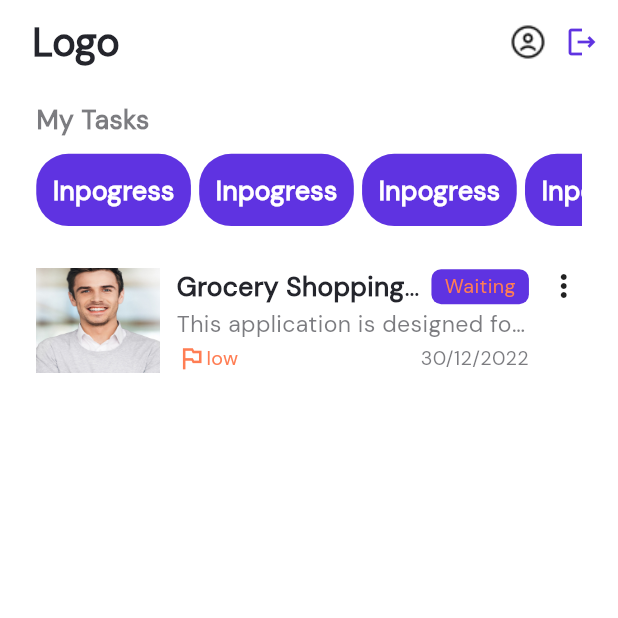
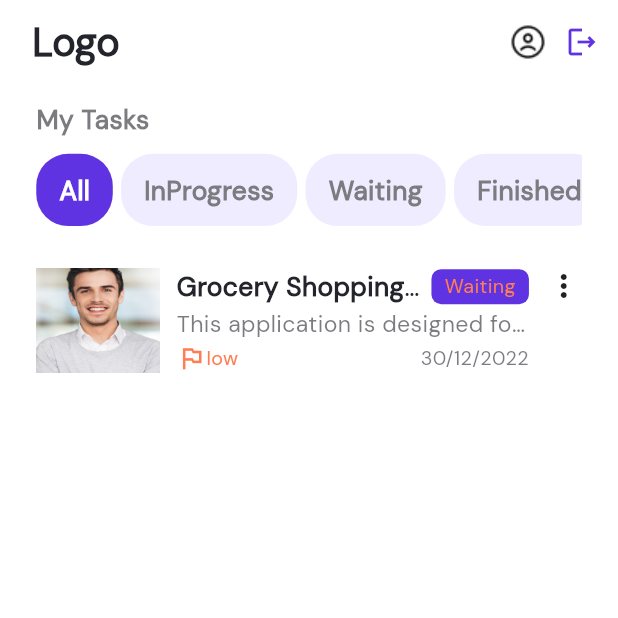
Before and after one commit to abdo2121nasser/todo_list_app, a Flutter app: the HomeScreen screen opened directly, on a phone screen of 412 x 824 dp, the top half of it. Run offline on Flutter 3.47's test engine with Material 3 defaults, Android fonts, the phone set to English and light mode, and no system bars; our stand-ins replace bloc, device_preview, dio, flutter_bloc, flutter_screenutil, flutter_secure_storage and 5 more; accounts and stored records are empty; generated files the repository leaves out were written again.

Commit message:
finish logic of change category

```diff
--- /dev/null
+++ b/lib/cubits/home_cubit/home_cubit.dart
@@ -0,0 +1,31 @@
+import 'package:bloc/bloc.dart';
+import 'package:flutter_bloc/flutter_bloc.dart';
+import 'package:meta/meta.dart';
+import 'package:todo_list_app/recourses/manager_files/string_manager.dart';
+
+part 'home_state.dart';
+
+class HomeCubit extends Cubit<HomeState> {
+  HomeCubit() : super(HomeInitial());
+  static HomeCubit get(context) => BlocProvider.of(context);
+
+  int currentCategory=0;
+ final List<String> categories=[
+   StringManager.ui.kAllWord,
+   StringManager.ui.kInProgressWord,
+   StringManager.ui.kWaitingWord,
+   StringManager.ui.kFinishedWord,
+ ];
+
+ changeCurrentCategory({required int index}){
+   currentCategory=index;
+   emit(ChangeCurrentCategory());
+ }
+
+
+
+
+
+
+
+}
--- /dev/null
+++ b/lib/cubits/home_cubit/home_state.dart
@@ -0,0 +1,7 @@
+part of 'home_cubit.dart';
+
+@immutable
+abstract class HomeState {}
+
+class HomeInitial extends HomeState {}
+class ChangeCurrentCategory extends HomeState {}
--- a/lib/recourses/blocks/home_screen_block/category_list_block.dart
+++ b/lib/recourses/blocks/home_screen_block/category_list_block.dart
@@ -3,7 +3,11 @@ import 'package:todo_list_app/recourses/blocks/home_screen_block/widgets/categor
 import 'package:todo_list_app/recourses/manager_files/values_manager.dart';
 
 class CategoryListBlock extends StatelessWidget {
-  const CategoryListBlock({super.key});
+  final List<String> titles;
+  final int selectedIndex;
+ final Function(int) changeCategoryFunction;
+  const CategoryListBlock({super.key,required this.titles,required this.selectedIndex,required
+  this.changeCategoryFunction});
 
   @override
   Widget build(BuildContext context) {
@@ -13,7 +17,14 @@ class CategoryListBlock extends StatelessWidget {
         padding: EdgeInsets.symmetric(vertical: AppVerticalSize.s10),
         scrollDirection: Axis.horizontal,
         itemBuilder: (context, index) =>
-            const CategoryWidget(), // Use CategoryWidget here
+             InkWell(
+               onTap: (){
+                 changeCategoryFunction(index);
+               },
+               child: CategoryWidget(title: titles[index],
+               isSelected: selectedIndex==index,
+               ),
+             ), // Use CategoryWidget here
         separatorBuilder: (context, index) =>
             SizedBox(width: AppHorizontalSize.s5),
         itemCount: 4, // Adjust the itemCount if needed
--- a/lib/recourses/blocks/home_screen_block/home_screen_body.dart
+++ b/lib/recourses/blocks/home_screen_block/home_screen_body.dart
@@ -1,4 +1,7 @@
 import 'package:flutter/material.dart';
+import 'package:flutter_bloc/flutter_bloc.dart';
+import 'package:todo_list_app/cubits/home_cubit/home_cubit.dart';
+import 'package:todo_list_app/cubits/home_cubit/home_cubit.dart';
 import 'package:todo_list_app/recourses/blocks/home_screen_block/todo_item_block.dart';
 import 'package:todo_list_app/recourses/blocks/home_screen_block/widgets/category_widget.dart';
 import 'package:todo_list_app/recourses/blocks/home_screen_block/widgets/title_widget.dart';
@@ -15,7 +18,19 @@ class HomeScreenBodyBlock extends StatelessWidget {
       children: [
         SizedBox(height: AppVerticalSize.s10),
         const TitleWidget(),
-        const CategoryListBlock(),
+        BlocConsumer<HomeCubit, HomeState>(
+          listener: (context, state) {
+          },
+          builder: (context, state) {
+            var homCubit=HomeCubit.get(context);
+            return CategoryListBlock(
+              titles: homCubit.categories,selectedIndex: homCubit.currentCategory,
+            changeCategoryFunction: (index){
+                homCubit.changeCurrentCategory(index: index);
+            },
+            );
+          },
+        ),
         SizedBox(
           height: AppVerticalSize.s16,
         ),
--- a/lib/recourses/blocks/home_screen_block/widgets/category_widget.dart
+++ b/lib/recourses/blocks/home_screen_block/widgets/category_widget.dart
@@ -5,21 +5,25 @@ import 'package:todo_list_app/recourses/manager_files/style_manager.dart';
 import 'package:todo_list_app/recourses/manager_files/values_manager.dart';
 
 class CategoryWidget extends StatelessWidget {
-  const CategoryWidget({super.key});
+  final String title;
+  final bool isSelected;
+  const CategoryWidget({super.key,required this.title,
+  required this.isSelected
+  });
 
   @override
   Widget build(BuildContext context) {
     return Container(
       padding: EdgeInsets.symmetric(
-          horizontal: AppHorizontalSize.s10, vertical: AppVerticalSize.s5),
+          horizontal: AppHorizontalSize.s14, vertical: AppVerticalSize.s5),
       decoration: BoxDecoration(
-        color: kIndigoColor,
+        color: isSelected? kIndigoColor: kLightIndigoColor,
         borderRadius: BorderRadius.circular(AppRadiusSize.s20),
       ),
       alignment: Alignment.center,
       child: Text(
-        'Inpogress',
-        style: getBoldStyle(fontSize: FontSize.s16, color: kWhiteColor),
+        title,
+        style: getBoldStyle(fontSize: FontSize.s16, color:isSelected? kWhiteColor:kLightBlackColor),
       ),
     );
   }
--- a/lib/recourses/manager_files/color_manager.dart
+++ b/lib/recourses/manager_files/color_manager.dart
@@ -6,6 +6,7 @@ const Color kWhiteColor = Color(0xffFFFFFF);
 const Color kIndigoColor = Color(0xff5F33E1);
 const Color kLightIndigoColor = Color(0xffF0ECFF);
 const Color kBlackColor = Color(0xff24252C);
+const Color kLightBlackColor = Color(0xff7C7C80);
 const Color kMixedGreyColor = Color(0x9924252C);
 const Color kGreyColor = Color(0xff6E6A7C);
 const Color kHintColor = Color(0xffBABABA);
--- a/lib/recourses/manager_files/string_manager.dart
+++ b/lib/recourses/manager_files/string_manager.dart
@@ -41,8 +41,10 @@ class UiStrings{
 
 
    String kMyTasksWord = 'My Tasks';
-
-
+   String kAllWord = 'All';
+   String kInProgressWord = 'InProgress';
+   String kWaitingWord = 'Waiting';
+   String kFinishedWord = 'Finished';
 
 }
 class LogicStrings{
@@ -74,4 +76,12 @@ class LogicStrings{
    String kRefreshToken = 'refresh_token';
 
 
+
+
+
+
+
+
+
+
 }
--- a/lib/screens/home_screen/home_screen.dart
+++ b/lib/screens/home_screen/home_screen.dart
@@ -1,6 +1,8 @@
 import 'package:flutter/material.dart';
+import 'package:flutter_bloc/flutter_bloc.dart';
 import 'package:get/get.dart';
 import 'package:hive/hive.dart';
+import 'package:todo_list_app/cubits/home_cubit/home_cubit.dart';
 import 'package:todo_list_app/recourses/blocks/general_blocks/general_app_bar_block.dart';
 import 'package:todo_list_app/recourses/manager_files/color_manager.dart';
 import 'package:todo_list_app/recourses/manager_files/image_manager.dart';
@@ -20,7 +22,9 @@ class HomeScreen extends StatelessWidget {
 
   @override
   Widget build(BuildContext context) {
-    return Scaffold(
+    return BlocProvider(
+      create: (context) => HomeCubit(),
+      child: Scaffold(
         appBar: GeneralAppBarBlock(
           title: StringManager.ui.kLogo,
           haveReturnArrow: false,
@@ -35,29 +39,20 @@ class HomeScreen extends StatelessWidget {
               onPressed: () {
                 // _logOut();
               },
-            icon: const Icon(Icons.logout_outlined,color: kIndigoColor,),
+              icon: const Icon(Icons.logout_outlined, color: kIndigoColor,),
               color: kBlackColor,
             )
           ],
         ),
         body: Padding(
-        padding:  EdgeInsets.symmetric(horizontal: AppHorizontalSize.s22),
+          padding: EdgeInsets.symmetric(horizontal: AppHorizontalSize.s22),
           child: HomeScreenBodyBlock(),
         ),
 
 
-
-
-
+      ),
     );
   }
-
-
-
-
-
-
-
 
 
 // _logOut() async {
```
Lines whose indentation alone changed are shown as unchanged.
